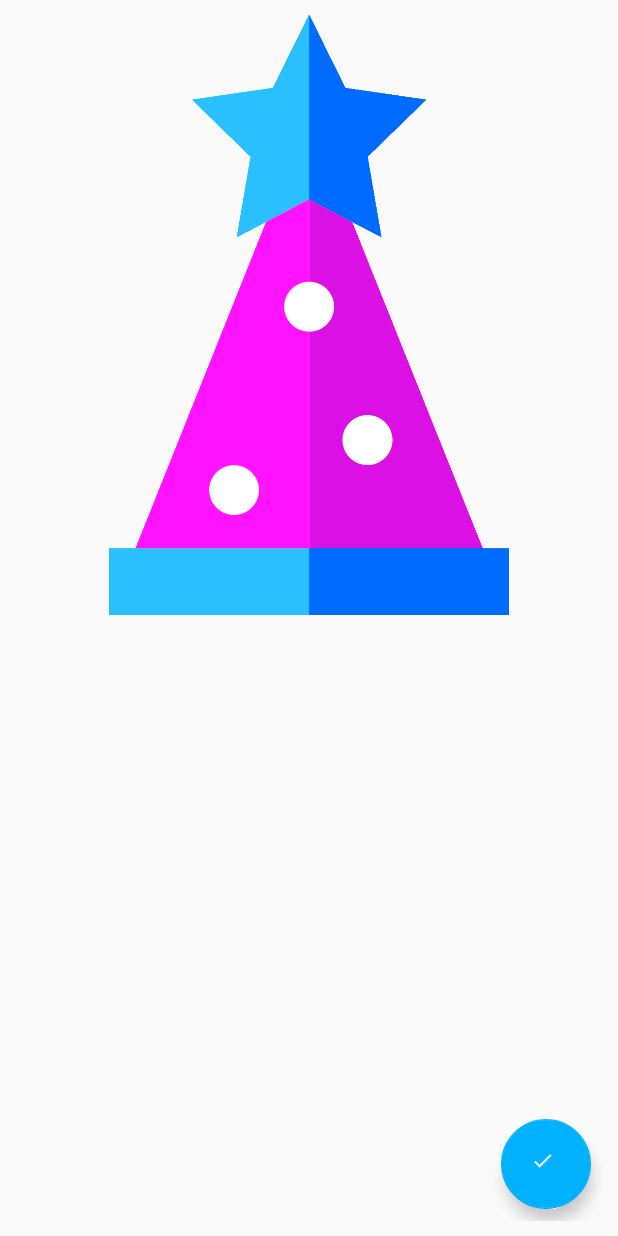
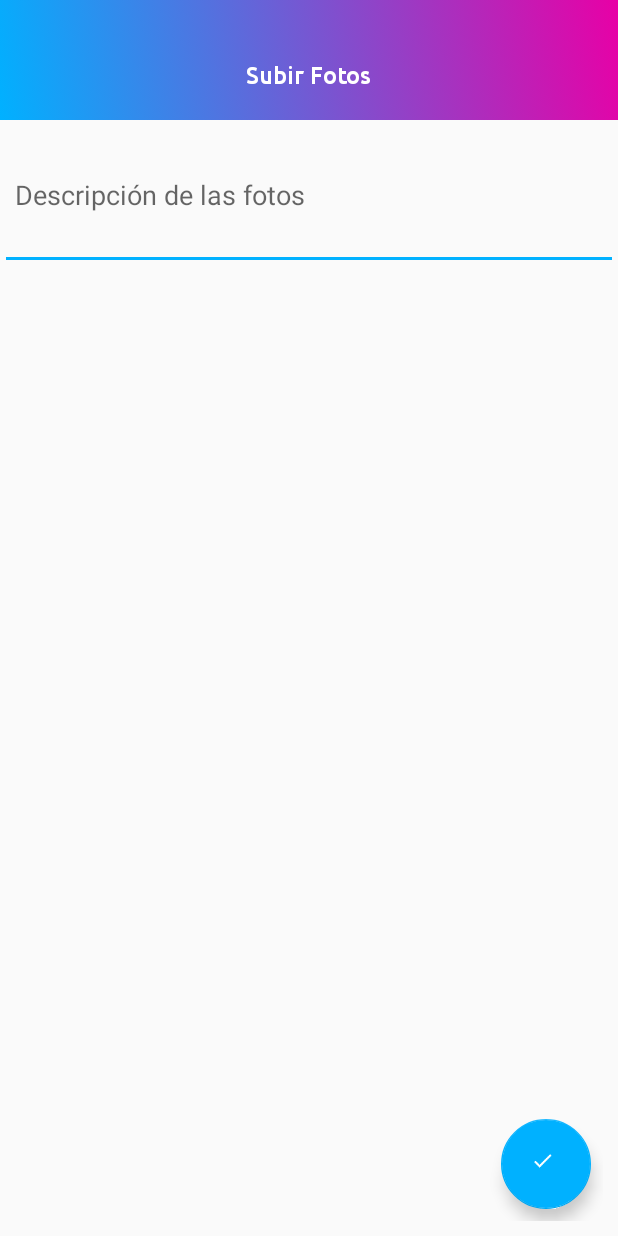
Before and after one commit to herrerameri/Fiestapp-Android, an Android app: the SubirFotosActivity screen opened directly, with no data from a screen before it, on a phone screen of 412 x 824 dp. Run offline under Robolectric (Android 15) with nearby library versions, the phone set to English and light mode, and no system bars; our stand-ins replace ButterKnife, Picasso; pictures from the network do not load; 1 statement that could not run was skipped.

Commit message:
- H13 Subir una foto a la galería: se sube la foto de la cámara y se genera un registro en DB

```diff
--- a/app/src/main/AndroidManifest.xml
+++ b/app/src/main/AndroidManifest.xml
@@ -3,6 +3,9 @@
     package="com.mint.fiestapp">
 
     <uses-permission android:name="uses.permission.INTERNET"/>
+    <uses-permission android:name="android.permission.WRITE_EXTERNAL_STORAGE" />
+    <uses-permission android:name="android.permission.READ_EXTERNAL_STORAGE" />
+    <uses-feature android:name="android.hardware.camera" android:required="true" />
 
     <application
         android:allowBackup="true"
--- a/app/src/main/java/com/mint/fiestapp/models/entidades/FotoModel.java
+++ b/app/src/main/java/com/mint/fiestapp/models/entidades/FotoModel.java
@@ -19,6 +19,11 @@ public class FotoModel implements Serializable{
     public HashMap<String, Boolean> Reacciones;
     public UsuarioModel Usuario;
     public String key;
+    public String keyFiesta;
+
+    public void setKey(String key){
+        this.key = key;
+    }
 
     public String Reacciones(){
         if(Reacciones == null)
--- a/app/src/main/java/com/mint/fiestapp/presenters/fotos/ISubirFotosPresenter.java
+++ b/app/src/main/java/com/mint/fiestapp/presenters/fotos/ISubirFotosPresenter.java
@@ -5,4 +5,6 @@ import com.mint.fiestapp.presenters.IPresenter;
 public interface ISubirFotosPresenter extends IPresenter {
     void setKeyFiesta(String key);
     void agregarFoto(byte[] bytesFoto);
+    void subirFotos(String descripcion);
+    void getPrimeraFoto();
 }
--- a/app/src/main/java/com/mint/fiestapp/views/fotos/ISubirFotosActivity.java
+++ b/app/src/main/java/com/mint/fiestapp/views/fotos/ISubirFotosActivity.java
@@ -1,9 +1,10 @@
 package com.mint.fiestapp.views.fotos;
 
 
+import com.mint.fiestapp.models.entidades.FotoModel;
 import com.mint.fiestapp.presenters.fotos.FotosAdapter;
 import com.mint.fiestapp.views.IActivity;
 
 public interface ISubirFotosActivity extends IActivity {
-
+    void addFoto(FotoModel foto);
 }
--- a/app/src/main/res/layout/activity_subir_fotos.xml
+++ b/app/src/main/res/layout/activity_subir_fotos.xml
@@ -3,11 +3,36 @@
     xmlns:app="http://schemas.android.com/apk/res-auto"
     android:layout_width="match_parent"
     android:layout_height="match_parent"
-    android:orientation="vertical"
-    android:padding="@dimen/padding_text">
+    android:orientation="vertical">
+
+    <LinearLayout
+        android:id="@+id/linActionBar"
+        android:layout_width="match_parent"
+        android:layout_height="80dp"
+        android:background="@drawable/gradiente"
+        android:gravity="center">
+
+        <com.mint.fiestapp.views.custom.CustomTextView
+            android:layout_width="wrap_content"
+            android:layout_height="wrap_content"
+            android:layout_marginTop="10dp"
+            android:text="@string/subir_fotos"
+            android:textColor="@color/white"
+            android:textSize="@dimen/fontsize_title"
+            app:customFont="UBUNTU_NORMAL" />
+    </LinearLayout>
+
+    <EditText
+        android:padding="@dimen/padding_text"
+        android:id="@+id/ediDescripcion"
+        android:lines="2"
+        android:hint="Descripción de las fotos"
+        android:layout_width="match_parent"
+        android:layout_height="100dp" />
 
     <android.support.design.widget.CoordinatorLayout
         android:layout_width="match_parent"
+        android:padding="@dimen/padding_text"
         android:layout_height="match_parent">
 
         <HorizontalScrollView
@@ -21,12 +46,6 @@
                 android:layout_width="match_parent"
                 android:layout_height="match_parent"
                 android:orientation="horizontal">
-                <ImageView
-                    android:layout_width="match_parent"
-                    android:adjustViewBounds="true"
-                    android:src="@drawable/bonete"
-                    android:scaleType="centerCrop"
-                    android:layout_height="400dp" />
             </LinearLayout>
         </HorizontalScrollView>
 
@@ -43,4 +62,5 @@
             android:src="@mipmap/ic_check" />
 
     </android.support.design.widget.CoordinatorLayout>
+
 </LinearLayout>
--- a/app/src/main/res/values/dimens.xml
+++ b/app/src/main/res/values/dimens.xml
@@ -25,4 +25,7 @@
     <dimen name="width_foto_fiesta">100dp</dimen>
     <dimen name="height_foto_fiesta">100dp</dimen>
 
+    <!-- Subit foto -->
+    <dimen name="width_subir_foto">400dp</dimen>
+    <dimen name="height_subir_foto">400dp</dimen>
 </resources>
--- a/app/src/main/res/values/strings.xml
+++ b/app/src/main/res/values/strings.xml
@@ -11,6 +11,7 @@
     <!-- TITULOS -->
     <string name="mis_fiestas">Mis fiestas</string>
     <string name="galeria">Galería</string>
+    <string name="subir_fotos">Subir Fotos</string>
 
     <!-- FIESTA -->
     <string name="dias_faltantes">DÍAS</string>
```
Also changed, not shown: app/src/main/java/com/mint/fiestapp/comun/Imagenes.java (added, +28 -0 lines), app/src/main/java/com/mint/fiestapp/models/fotos/ISubirFotosModel.java (added, +10 -0 lines), app/src/main/java/com/mint/fiestapp/models/fotos/SubirFotosModel.java (added, +37 -0 lines), app/src/main/java/com/mint/fiestapp/presenters/fotos/SubirFotosPresenter.java (+37 -2 lines), app/src/main/java/com/mint/fiestapp/services/fotos/ISubirFotosService.java (added, +10 -0 lines), app/src/main/java/com/mint/fiestapp/services/fotos/SubirFotosService.java (added, +67 -0 lines), app/src/main/java/com/mint/fiestapp/views/fiesta/FotosView.java (+13 -9 lines), app/src/main/java/com/mint/fiestapp/views/fotos/FotosActivity.java (+31 -2 lines), app/src/main/java/com/mint/fiestapp/views/fotos/SubirFotosActivity.java (+40 -0 lines).
